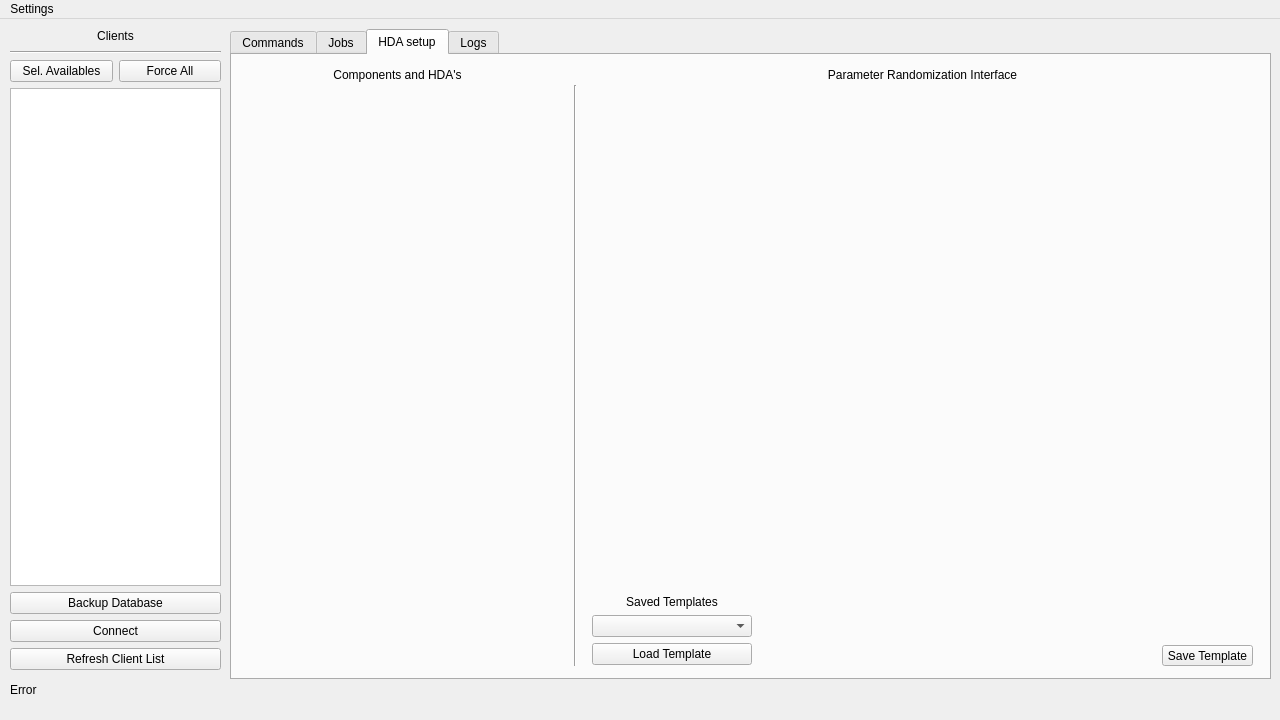
Old version of the form Qt/adminclient.ui in the repository capoomgit/opus.
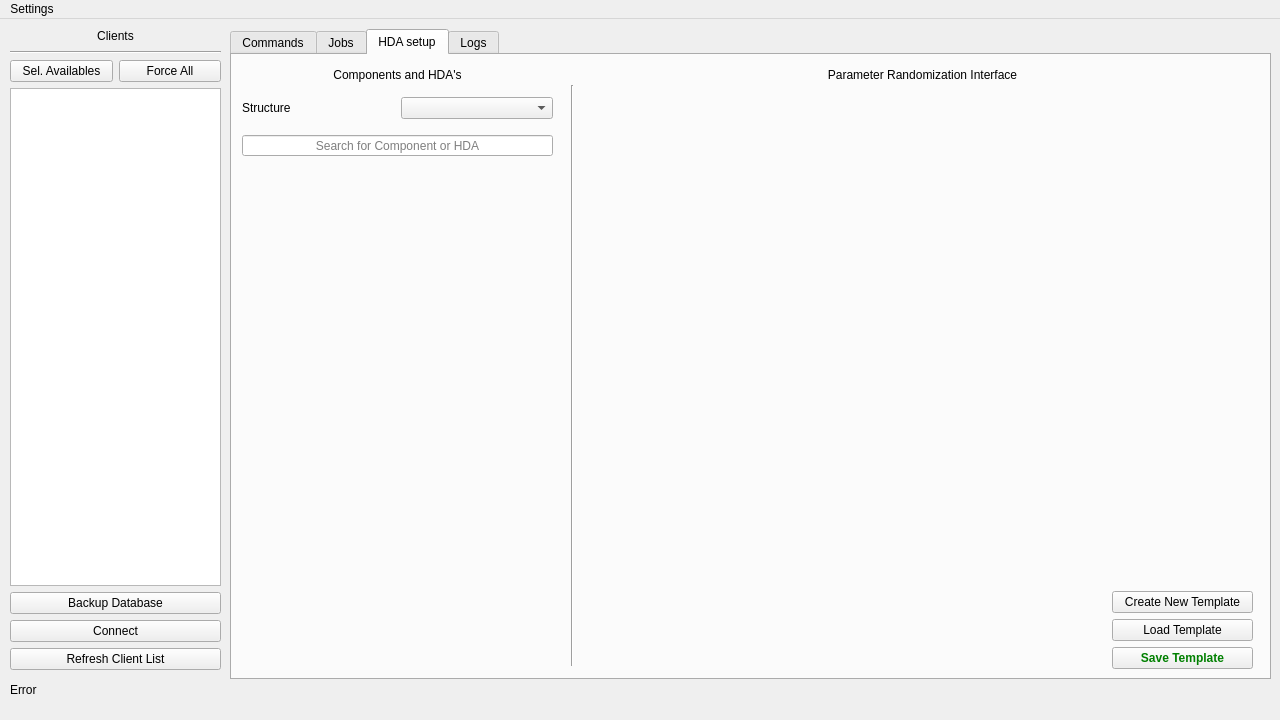
New version of the form. The open tabs and pages were chosen to show the change.

Commit message: Renamed some input variables

The edit to the form file:
```diff
--- a/Qt/adminclient.ui
+++ b/Qt/adminclient.ui
@@ -749,61 +749,49 @@
         <widget class="QWidget" name="verticalLayoutWidget_7">
          <property name="geometry">
           <rect>
-           <x>360</x>
-           <y>540</y>
-           <width>160</width>
-           <height>71</height>
+           <x>880</x>
+           <y>530</y>
+           <width>141</width>
+           <height>91</height>
           </rect>
          </property>
          <layout class="QVBoxLayout" name="verticalLayout_6">
+          <property name="spacing">
+           <number>0</number>
+          </property>
           <item>
-           <widget class="QLabel" name="saved_templates">
-            <property name="sizePolicy">
-             <sizepolicy hsizetype="Preferred" vsizetype="Fixed">
-              <horstretch>0</horstretch>
-              <verstretch>0</verstretch>
-             </sizepolicy>
-            </property>
+           <widget class="QPushButton" name="button_new_template">
             <property name="text">
-             <string>Saved Templates</string>
-            </property>
-            <property name="alignment">
-             <set>Qt::AlignCenter</set>
+             <string>Create New Template</string>
             </property>
            </widget>
           </item>
           <item>
-           <widget class="QComboBox" name="comboBox"/>
-          </item>
-          <item>
-           <widget class="QPushButton" name="pushButton">
+           <widget class="QPushButton" name="button_load_template">
             <property name="text">
              <string>Load Template</string>
             </property>
            </widget>
           </item>
+          <item>
+           <widget class="QPushButton" name="button_save_template">
+            <property name="styleSheet">
+             <string notr="true">font-weight:bold; color: green;</string>
+            </property>
+            <property name="text">
+             <string>Save Template</string>
+            </property>
+           </widget>
+          </item>
          </layout>
         </widget>
-        <widget class="QPushButton" name="pushButton_2">
-         <property name="geometry">
-          <rect>
-           <x>930</x>
-           <y>590</y>
-           <width>91</width>
-           <height>21</height>
-          </rect>
-         </property>
-         <property name="text">
-          <string>Save Template</string>
-         </property>
-        </widget>
         <widget class="QWidget" name="horizontalLayoutWidget_3">
          <property name="geometry">
           <rect>
            <x>10</x>
-           <y>30</y>
+           <y>110</y>
            <width>311</width>
-           <height>581</height>
+           <height>501</height>
           </rect>
          </property>
          <layout class="QHBoxLayout" name="componentsLayout"/>
@@ -812,9 +800,9 @@
          <property name="geometry">
           <rect>
            <x>360</x>
-           <y>30</y>
+           <y>40</y>
            <width>661</width>
-           <height>501</height>
+           <height>491</height>
           </rect>
          </property>
          <layout class="QHBoxLayout" name="parmLayout"/>
@@ -854,9 +842,9 @@
         <widget class="Line" name="line_2">
          <property name="geometry">
           <rect>
-           <x>323</x>
+           <x>330</x>
            <y>30</y>
-           <width>41</width>
+           <width>20</width>
            <height>581</height>
           </rect>
          </property>
@@ -864,6 +852,48 @@
           <enum>Qt::Vertical</enum>
          </property>
         </widget>
+        <widget class="QWidget" name="horizontalLayoutWidget_6">
+         <property name="geometry">
+          <rect>
+           <x>10</x>
+           <y>40</y>
+           <width>311</width>
+           <height>26</height>
+          </rect>
+         </property>
+         <layout class="QHBoxLayout" name="horizontalLayout_4">
+          <item>
+           <layout class="QHBoxLayout" name="horizontalLayout_10">
+            <item>
+             <widget class="QLabel" name="label_structure_2">
+              <property name="text">
+               <string>Structure</string>
+              </property>
+             </widget>
+            </item>
+            <item>
+             <widget class="QComboBox" name="input_structure_2"/>
+            </item>
+           </layout>
+          </item>
+         </layout>
+        </widget>
+        <widget class="QLineEdit" name="input_hda_search">
+         <property name="geometry">
+          <rect>
+           <x>10</x>
+           <y>80</y>
+           <width>311</width>
+           <height>21</height>
+          </rect>
+         </property>
+         <property name="alignment">
+          <set>Qt::AlignCenter</set>
+         </property>
+         <property name="placeholderText">
+          <string>Search for Component or HDA</string>
+         </property>
+        </widget>
        </widget>
        <widget class="QWidget" name="logs">
         <attribute name="title">
```
Left out of the diff: 16 changed lines with no effect on the pictures. The commit also changes 1 other file.
